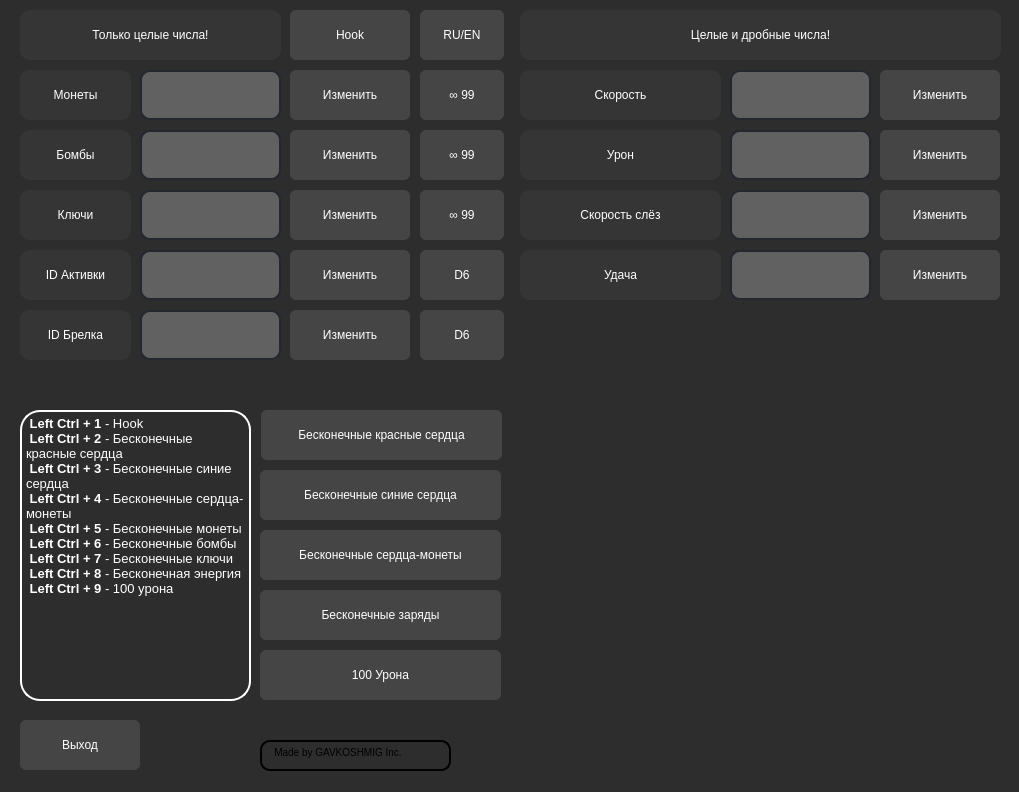
Above: Interface_RU17.ui from DuckAndStranger/isaac-cheat before the change. Below: the same form after it.
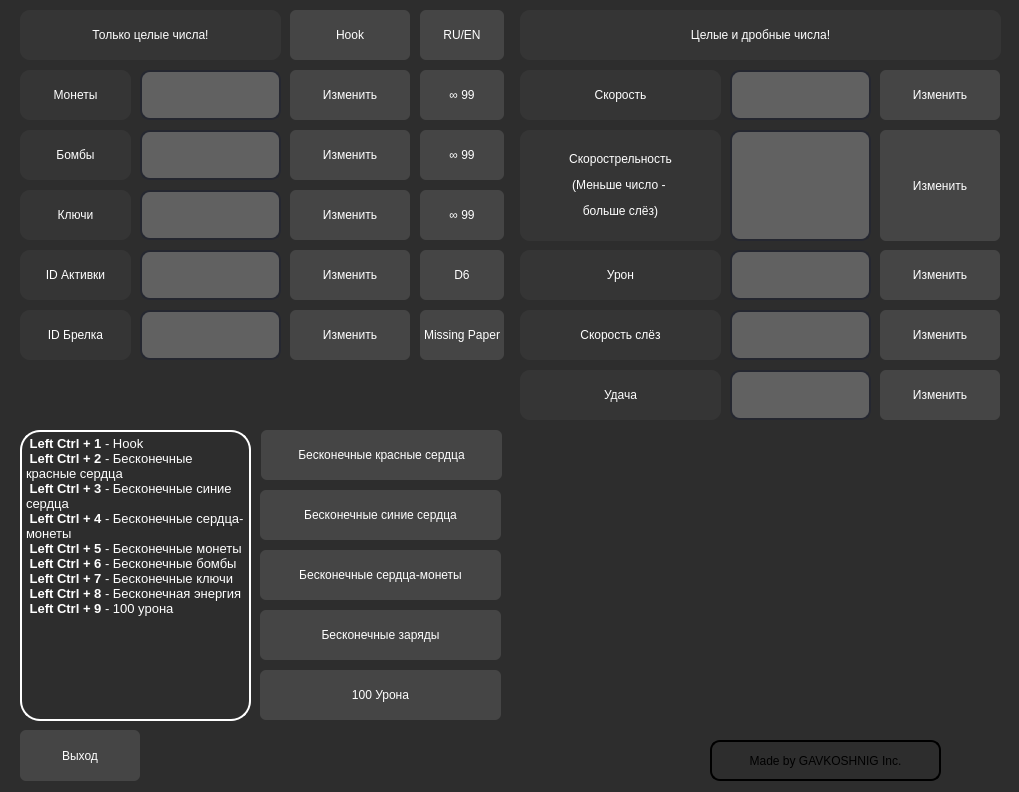
That is the form after the change. Icons and pictures are not drawn.

```diff
--- a/Interface_RU17.ui
+++ b/Interface_RU17.ui
@@ -13,6 +13,24 @@
     <height>792</height>
    </rect>
   </property>
+  <property name="sizePolicy">
+   <sizepolicy hsizetype="Fixed" vsizetype="Fixed">
+    <horstretch>0</horstretch>
+    <verstretch>0</verstretch>
+   </sizepolicy>
+  </property>
+  <property name="minimumSize">
+   <size>
+    <width>1019</width>
+    <height>792</height>
+   </size>
+  </property>
+  <property name="maximumSize">
+   <size>
+    <width>1019</width>
+    <height>792</height>
+   </size>
+  </property>
   <property name="windowTitle">
    <string>Isaac`s Cheats</string>
   </property>
@@ -557,7 +575,7 @@
     <property name="geometry">
      <rect>
       <x>260</x>
-      <y>590</y>
+      <y>610</y>
       <width>241</width>
       <height>50</height>
      </rect>
@@ -593,7 +611,7 @@
     <property name="geometry">
      <rect>
       <x>260</x>
-      <y>530</y>
+      <y>550</y>
       <width>241</width>
       <height>50</height>
      </rect>
@@ -629,7 +647,7 @@
     <property name="geometry">
      <rect>
       <x>261</x>
-      <y>410</y>
+      <y>430</y>
       <width>241</width>
       <height>50</height>
      </rect>
@@ -665,7 +683,7 @@
     <property name="geometry">
      <rect>
       <x>260</x>
-      <y>470</y>
+      <y>490</y>
       <width>241</width>
       <height>50</height>
      </rect>
@@ -701,9 +719,9 @@
     <property name="geometry">
      <rect>
       <x>20</x>
-      <y>720</y>
+      <y>730</y>
       <width>120</width>
-      <height>50</height>
+      <height>51</height>
      </rect>
     </property>
     <property name="styleSheet">
@@ -737,7 +755,7 @@
     <property name="geometry">
      <rect>
       <x>20</x>
-      <y>410</y>
+      <y>430</y>
       <width>231</width>
       <height>291</height>
      </rect>
@@ -839,36 +857,11 @@
      <string>Hook</string>
     </property>
    </widget>
-   <widget class="QTextBrowser" name="Author_btn">
-    <property name="geometry">
-     <rect>
-      <x>260</x>
-      <y>740</y>
-      <width>191</width>
-      <height>31</height>
-     </rect>
-    </property>
-    <property name="styleSheet">
-     <string notr="true">QTextBrowser{
-	color: rgb(0, 0, 0);
-	border-radius: 10px;
-	border: 2px solid;
-	background-color: qconicalgradient(cx:0.5, cy:0.5, angle:0, stop:0 rgba(136, 106, 22, 255), stop:0.119403 rgba(166, 140, 41, 255), stop:0.233831 rgba(204, 181, 74, 255), stop:0.293532 rgba(235, 219, 102, 255), stop:0.383085 rgba(245, 236, 112, 255), stop:0.502488 rgba(209, 190, 76, 255), stop:0.57 rgba(187, 156, 51, 255), stop:0.61194 rgba(168, 142, 42, 255), stop:0.695 rgba(202, 174, 68, 255), stop:0.75 rgba(218, 202, 86, 255), stop:0.80597 rgba(208, 187, 73, 255), stop:0.835821 rgba(187, 156, 51, 255), stop:0.890547 rgba(137, 108, 26, 255));
-}</string>
-    </property>
-    <property name="html">
-     <string>&lt;!DOCTYPE HTML PUBLIC &quot;-//W3C//DTD HTML 4.0//EN&quot; &quot;http://www.w3.org/TR/REC-html40/strict.dtd&quot;&gt;
-&lt;html&gt;&lt;head&gt;&lt;meta name=&quot;qrichtext&quot; content=&quot;1&quot; /&gt;&lt;style type=&quot;text/css&quot;&gt;
-p, li { white-space: pre-wrap; }
-&lt;/style&gt;&lt;/head&gt;&lt;body style=&quot; font-family:'MS Shell Dlg 2'; font-size:8.25pt; font-weight:400; font-style:normal;&quot;&gt;
-&lt;p style=&quot; margin-top:0px; margin-bottom:0px; margin-left:0px; margin-right:0px; -qt-block-indent:0; text-indent:0px;&quot;&gt;&lt;span style=&quot; font-size:7.8pt;&quot;&gt;   Made by GAVKOSHMIG Inc.&lt;/span&gt;&lt;/p&gt;&lt;/body&gt;&lt;/html&gt;</string>
-    </property>
-   </widget>
    <widget class="QLabel" name="label">
     <property name="geometry">
      <rect>
-      <x>460</x>
-      <y>730</y>
+      <x>950</x>
+      <y>740</y>
       <width>41</width>
       <height>41</height>
      </rect>
@@ -884,7 +877,7 @@
     <property name="geometry">
      <rect>
       <x>880</x>
-      <y>190</y>
+      <y>310</y>
       <width>120</width>
       <height>50</height>
      </rect>
@@ -920,7 +913,7 @@
     <property name="geometry">
      <rect>
       <x>730</x>
-      <y>190</y>
+      <y>310</y>
       <width>141</width>
       <height>50</height>
      </rect>
@@ -949,7 +942,7 @@
     <property name="geometry">
      <rect>
       <x>520</x>
-      <y>190</y>
+      <y>310</y>
       <width>201</width>
       <height>50</height>
      </rect>
@@ -1062,7 +1055,7 @@
     <property name="geometry">
      <rect>
       <x>880</x>
-      <y>250</y>
+      <y>370</y>
       <width>120</width>
       <height>50</height>
      </rect>
@@ -1098,7 +1091,7 @@
     <property name="geometry">
      <rect>
       <x>520</x>
-      <y>250</y>
+      <y>370</y>
       <width>201</width>
       <height>50</height>
      </rect>
@@ -1122,7 +1115,7 @@
     <property name="geometry">
      <rect>
       <x>730</x>
-      <y>250</y>
+      <y>370</y>
       <width>141</width>
       <height>50</height>
      </rect>
@@ -1216,7 +1209,7 @@
 }</string>
     </property>
     <property name="text">
-     <string>D6</string>
+     <string>Missing Paper</string>
     </property>
    </widget>
    <widget class="QLabel" name="Active_items_2">
@@ -1300,7 +1293,7 @@
     <property name="geometry">
      <rect>
       <x>880</x>
-      <y>130</y>
+      <y>250</y>
       <width>120</width>
       <height>50</height>
      </rect>
@@ -1336,7 +1329,7 @@
     <property name="geometry">
      <rect>
       <x>520</x>
-      <y>130</y>
+      <y>250</y>
       <width>201</width>
       <height>50</height>
      </rect>
@@ -1360,7 +1353,7 @@
     <property name="geometry">
      <rect>
       <x>730</x>
-      <y>130</y>
+      <y>250</y>
       <width>141</width>
       <height>50</height>
      </rect>
@@ -1389,7 +1382,7 @@
     <property name="geometry">
      <rect>
       <x>260</x>
-      <y>650</y>
+      <y>670</y>
       <width>241</width>
       <height>50</height>
      </rect>
@@ -1421,6 +1414,130 @@
      <string>100 Урона</string>
     </property>
    </widget>
+   <widget class="QPushButton" name="Author_btn">
+    <property name="geometry">
+     <rect>
+      <x>710</x>
+      <y>740</y>
+      <width>231</width>
+      <height>41</height>
+     </rect>
+    </property>
+    <property name="styleSheet">
+     <string notr="true">QPushButton {
+	color: rgb(0, 0, 0);
+	border-radius: 10px;
+	border: 2px solid;
+	background-color: qconicalgradient(cx:0.5, cy:0.5, angle:0, stop:0.0625 rgba(198, 164, 71, 255), stop:0.225 rgba(166, 140, 41, 255), stop:0.285 rgba(204, 181, 74, 255), stop:0.345 rgba(235, 219, 102, 255), stop:0.415 rgba(245, 236, 112, 255), stop:0.52 rgba(209, 190, 76, 255), stop:0.57 rgba(187, 156, 51, 255), stop:0.635 rgba(168, 142, 42, 255), stop:0.664773 rgba(202, 174, 68, 255), stop:0.767045 rgba(218, 202, 86, 255), stop:0.815 rgba(208, 187, 73, 255), stop:0.88 rgba(221, 184, 60, 255), stop:0.935 rgba(194, 162, 71, 255));
+}
+QPushButton:hover{
+	border: 2px solid rgb(50, 50, 50);
+}
+QPushButton:pressed {
+	background-color: rgb(40, 40, 40);
+}
+
+QPushButton:flat {
+    border: none; 
+}
+
+QPushButton:default {
+    border-color: navy; 
+}</string>
+    </property>
+    <property name="text">
+     <string>Made by GAVKOSHNIG Inc.</string>
+    </property>
+   </widget>
+   <widget class="QPushButton" name="Change_tears">
+    <property name="geometry">
+     <rect>
+      <x>880</x>
+      <y>130</y>
+      <width>120</width>
+      <height>111</height>
+     </rect>
+    </property>
+    <property name="styleSheet">
+     <string notr="true">QPushButton {
+	color: rgb(255, 255, 255);
+	font: 10pt &quot;MS Shell Dlg 2&quot;;
+    border-radius: 6px;
+	background-color: rgb(69, 69, 69);
+    min-width: 80px;
+}
+QPushButton:hover{
+	border: 2px solid rgb(50, 50, 50);
+}
+QPushButton:pressed {
+	background-color: rgb(40, 40, 40);
+}
+
+QPushButton:flat {
+    border: none; 
+}
+
+QPushButton:default {
+    border-color: navy; 
+}</string>
+    </property>
+    <property name="text">
+     <string>Изменить</string>
+    </property>
+   </widget>
+   <widget class="QLineEdit" name="Input_tears">
+    <property name="geometry">
+     <rect>
+      <x>730</x>
+      <y>130</y>
+      <width>141</width>
+      <height>111</height>
+     </rect>
+    </property>
+    <property name="styleSheet">
+     <string notr="true">QLineEdit{
+	font: 10pt &quot;MS Shell Dlg 2&quot;;
+	border: 2px solid rgb(37, 39, 48);
+	border-radius: 10px;
+	color: #FFF;
+	padding-left: 20 px;
+	padding-right: 20 px;
+	background-color: rgb(97, 97, 97);
+}
+QLineEdit:hover{
+	border: 2px solid rgb(104, 104, 104);
+}
+QLineEdit:focus{
+	border: 2px solid rgb(255, 255, 255);
+	
+	background-color: rgb(141, 141, 141);
+}</string>
+    </property>
+   </widget>
+   <widget class="QLabel" name="Shot_spd_3">
+    <property name="geometry">
+     <rect>
+      <x>520</x>
+      <y>130</y>
+      <width>201</width>
+      <height>111</height>
+     </rect>
+    </property>
+    <property name="styleSheet">
+     <string notr="true">QLabel{
+	color: rgb(255, 255, 255);
+	font: 75 11pt &quot;MS Shell Dlg 2&quot;;
+	background-color: rgb(53, 53, 53);
+	border-radius: 10px;
+}</string>
+    </property>
+    <property name="text">
+     <string>&lt;html&gt;&lt;head/&gt;&lt;body&gt;&lt;p align=&quot;center&quot;&gt;Скорострельность&lt;/p&gt;&lt;p align=&quot;center&quot;&gt;(Меньше число - &lt;/p&gt;&lt;p align=&quot;center&quot;&gt;больше слёз)&lt;/p&gt;&lt;/body&gt;&lt;/html&gt;</string>
+    </property>
+    <property name="margin">
+     <number>10</number>
+    </property>
+   </widget>
   </widget>
  </widget>
  <resources/>
```
Left out of the diff: 52 changed lines with no effect on the pictures.
